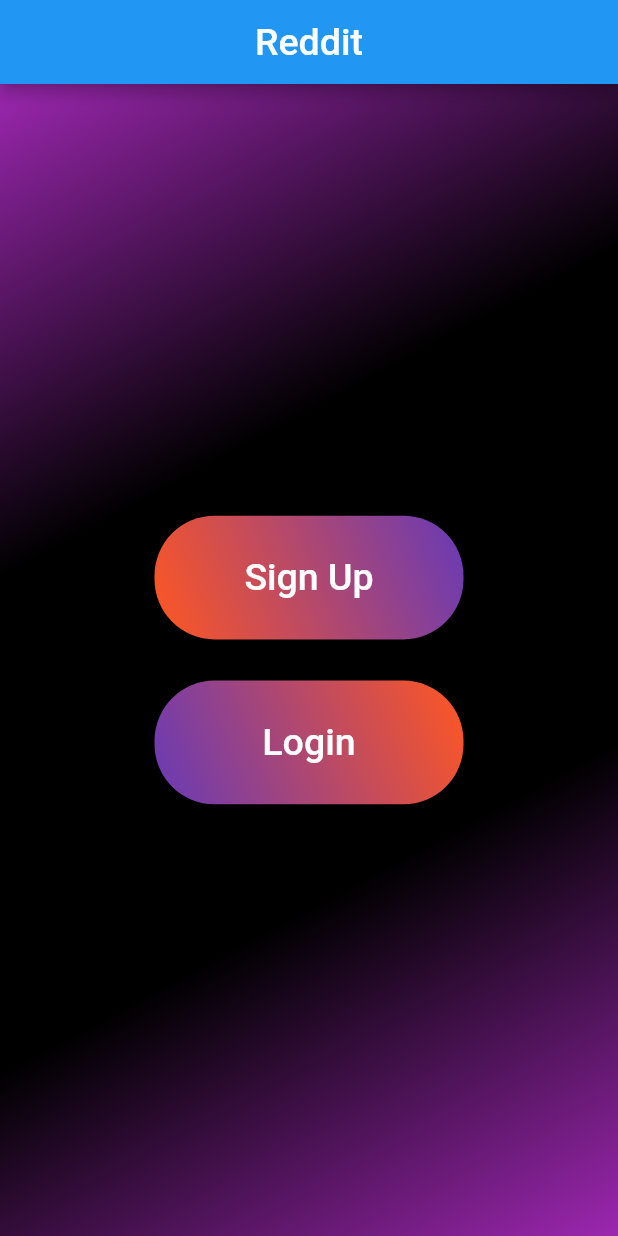
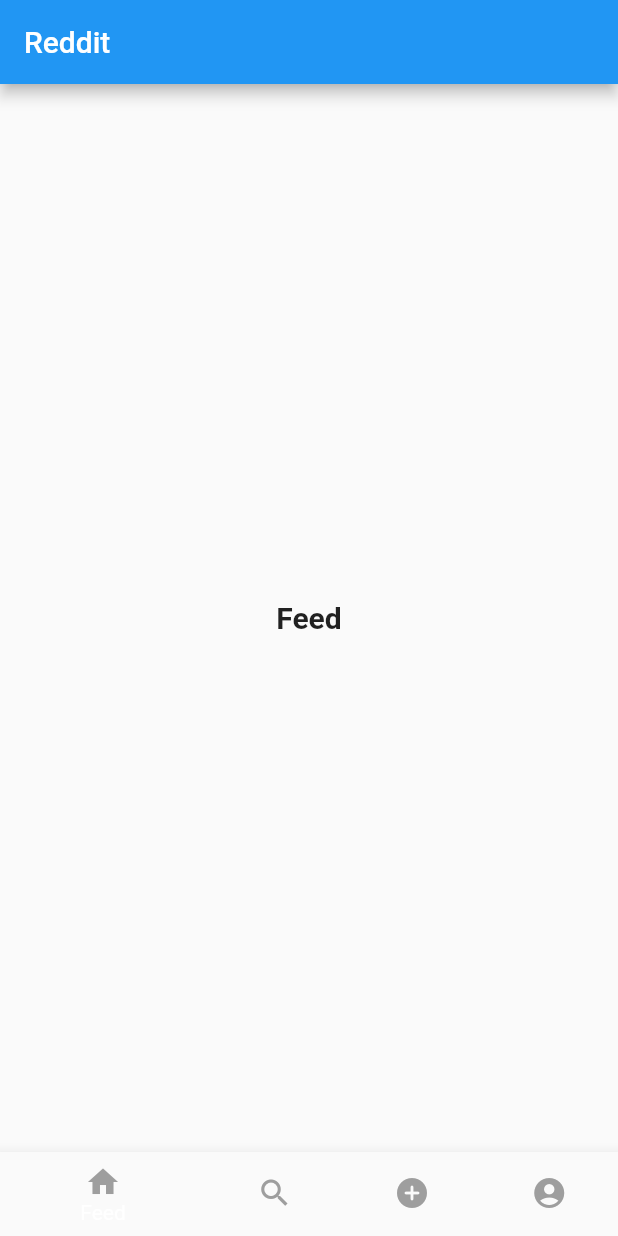
Before and after one commit to mjsafy/MJ-Romina-AP-Reddit-Project-, a Flutter app: the screen it shows after launch, on a phone screen of 412 x 824 dp. Run offline on Flutter 3.47's test engine with Material 2 defaults, Android fonts, the phone set to English and light mode, and no system bars.

Commit message:
create HomePage
HomePage and navigationBar

```diff
--- /dev/null
+++ b/lib/Feed.dart
@@ -0,0 +1,18 @@
+import 'package:flutter/material.dart';
+class Feed extends StatefulWidget {
+  @override
+  State<Feed> createState() => _FeedState();
+}
+
+class _FeedState extends State<Feed> {
+  @override
+  Widget build(BuildContext context) {
+    return Text (
+      'Feed',
+      style: TextStyle(
+        fontSize: 20.0,
+        fontWeight: FontWeight.bold,
+      ),
+    );
+  }
+}
--- a/lib/Reddit.dart
+++ b/lib/Reddit.dart
@@ -4,15 +4,14 @@ import 'package:reddit/User.dart';
 import 'Login.dart';
 import 'SignUp.dart';
 
-class Reddit extends StatelessWidget {
+class WelcomePage extends StatelessWidget {
   User me;
 
-  Reddit({Key key}) : super(key: key);
+  WelcomePage({Key key}) : super(key: key);
 
   void createUser(User user) {
     me = user;
   }
-
 
   @override
   Widget build(BuildContext context) {
@@ -83,8 +82,7 @@ class Reddit extends StatelessWidget {
                   child: TextButton(
                       onPressed: () {
                         Navigator.push(context, MaterialPageRoute(builder: (_) {
-                          if(user != null)
-                            return Login();
+                          if (me != null) return Login();
                         }));
                       },
                       autofocus: true,
--- /dev/null
+++ b/lib/home_page.dart
@@ -0,0 +1,55 @@
+import 'package:flutter/material.dart';
+
+import 'Channels.dart';
+import 'Create.dart';
+import 'Feed.dart';
+import 'Settings.dart';
+
+//stateFull widget by scaffold widget and NavigationBar widget
+class HomePage extends StatefulWidget {
+  @override
+  _HomePageState createState() => _HomePageState();
+}
+
+class _HomePageState extends State<HomePage> {
+  List<Widget> pages = [Feed(), Channels(), Create(), Settings()];
+  int _selectedIndex = 0;
+
+  @override
+  Widget build(BuildContext context) {
+    return Scaffold(
+      appBar: AppBar(
+        title: Text('Reddit'),
+      ),
+      body: Center(
+        child: pages[_selectedIndex],
+      ),
+      bottomNavigationBar: BottomNavigationBar(
+        items: [
+          BottomNavigationBarItem(
+            icon: Icon(Icons.home, color: Colors.grey),
+            label: 'Feed',
+          ),
+          BottomNavigationBarItem(
+            icon: Icon(Icons.search, color: Colors.grey),
+            label: 'Channels',
+          ),
+          BottomNavigationBarItem(
+            icon: Icon(Icons.add_circle_rounded, color: Colors.grey),
+            label: 'Create',
+          ),
+          BottomNavigationBarItem(
+            icon: Icon(Icons.account_circle , color: Colors.grey),
+            label: 'Settings',
+          ),
+        ],
+        currentIndex: _selectedIndex,
+        onTap: (index) {
+          setState(() {
+            _selectedIndex = index;
+          });
+        },
+      ),
+    );
+  }
+}
--- a/lib/main.dart
+++ b/lib/main.dart
@@ -1,4 +1,5 @@
 import 'package:flutter/material.dart';
+import 'package:reddit/home_page.dart';
 
 import 'Reddit.dart';
 
@@ -6,11 +7,19 @@ void main() {
   runApp(const MyApp());
 }
 
-class MyApp extends StatelessWidget {
+class MyApp extends StatefulWidget {
   const MyApp({Key key}) : super(key: key);
 
   @override
+  State<MyApp> createState() => _MyAppState();
+}
+
+class _MyAppState extends State<MyApp> {
+  List<Widget> onTopPage = [WelcomePage(), HomePage()];
+  int _currentIndex = 0;
+
+  @override
   Widget build(BuildContext context) {
-    return MaterialApp(home: Reddit());
+    return MaterialApp(home: HomePage());
   }
 }
```
Also changed, not shown: lib/Channel.dart (added, +13 -0 lines), lib/Channels.dart (added, +31 -0 lines), lib/Comment.dart (added, +8 -0 lines), lib/Create.dart (added, +18 -0 lines), lib/Post.dart (added, +28 -0 lines), lib/Settings.dart (added, +18 -0 lines).
